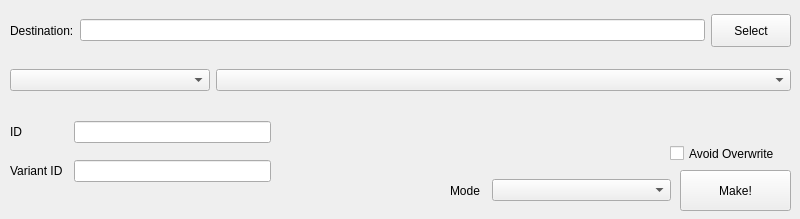
This is skymake.ui in rosey-complex/Skymake as Qt 5 draws it before an edit. The edited form follows.
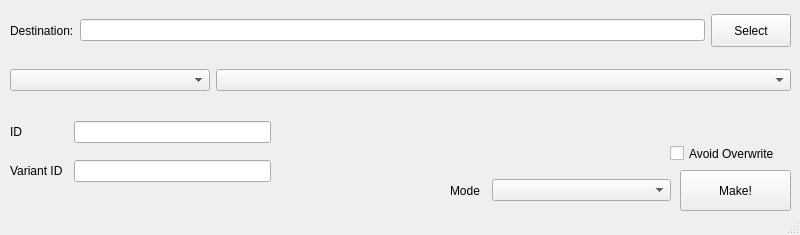
This is the edited form.

Commit message: Add status bar for displaying messages

Patch:
```diff
--- a/skymake.ui
+++ b/skymake.ui
@@ -7,7 +7,7 @@
     <x>0</x>
     <y>0</y>
     <width>800</width>
-    <height>219</height>
+    <height>235</height>
    </rect>
   </property>
   <property name="windowTitle">
@@ -170,6 +170,7 @@
     </layout>
    </widget>
   </widget>
+  <widget class="QStatusBar" name="statusBar"/>
  </widget>
  <resources/>
  <connections/>
```
The commit also changes 2 other files.
